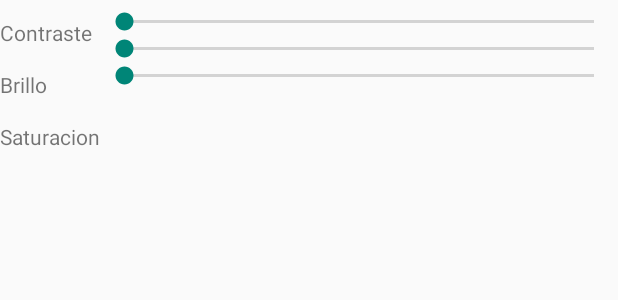
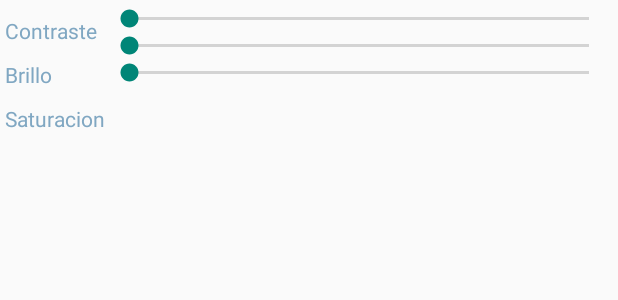
Before and after one commit to LegaultOs/IdiGram, an Android app: the layout ajustes.xml on its own in the app's theme, with its tools: preview values and no code run, on a phone screen of 412 x 824 dp. Shown: the top 300 px of the screen. Run offline under Robolectric (Android 15) with nearby library versions, the phone set to English and light mode, and no system bars.

Commit message:
Pestañas mas grandes, padding en settings, cambiado el color de los textos

```diff
--- a/app/build.gradle
+++ b/app/build.gradle
@@ -8,8 +8,8 @@ android {
         applicationId "com.legaultOs.idigram"
         minSdkVersion 18
         targetSdkVersion 18
-        versionCode 3
-        versionName "1.2"
+        versionCode 4
+        versionName "1.3"
     }
     buildTypes {
         release {
--- a/app/src/main/java/com/legaultOs/idigram/MainActivity.java
+++ b/app/src/main/java/com/legaultOs/idigram/MainActivity.java
@@ -1,4 +1,8 @@
 package com.legaultOs.idigram;
+
+/**
+ * Created by Legault on 20/04/2015.
+ */
 
 import android.app.AlertDialog;
 import android.app.ProgressDialog;
--- a/app/src/main/res/layout/activity_main.xml
+++ b/app/src/main/res/layout/activity_main.xml
@@ -72,7 +72,7 @@
                 <TextView
                     android:id="@+id/tab1"
                     android:layout_width="match_parent"
-                    android:layout_height="wrap_content"
+                    android:layout_height="25dp"
                     android:layout_alignParentLeft="true"
                     android:layout_weight="0.33"
                     android:background="@drawable/forma2"
@@ -91,7 +91,7 @@
                 <TextView
                     android:id="@+id/tab2"
                     android:layout_width="match_parent"
-                    android:layout_height="wrap_content"
+                    android:layout_height="25dp"
                     android:layout_alignParentLeft="true"
                     android:layout_weight="0.33"
                     android:background="@drawable/forma2"
@@ -110,7 +110,7 @@
                 <TextView
                     android:id="@+id/tab3"
                     android:layout_width="match_parent"
-                    android:layout_height="wrap_content"
+                    android:layout_height="25dp"
                     android:layout_alignParentLeft="true"
                     android:layout_weight="0.33"
                     android:background="@drawable/forma2"
--- a/app/src/main/res/layout/ajustes.xml
+++ b/app/src/main/res/layout/ajustes.xml
@@ -3,7 +3,8 @@
     android:layout_width="match_parent"
     android:layout_height="match_parent"
     android:orientation="horizontal"
-    android:id="@+id/espacioajustes">
+    android:id="@+id/espacioajustes"
+    android:padding="3dp">
 <LinearLayout
     android:layout_width="wrap_content"
     android:layout_height="wrap_content"
@@ -11,18 +12,21 @@
     <TextView
         android:layout_width="wrap_content"
         android:layout_height="wrap_content"
-        android:layout_marginTop="12dp"
-        android:text="Contraste"/>
+        android:layout_marginTop="7dp"
+        android:text="Contraste"
+        android:textColor="#80A7C2"/>
     <TextView
         android:layout_width="wrap_content"
         android:layout_height="wrap_content"
-        android:layout_marginTop="15dp"
-        android:text="Brillo"/>
+        android:layout_marginTop="10dp"
+        android:text="Brillo"
+        android:textColor="#80A7C2"/>
     <TextView
         android:layout_width="wrap_content"
         android:layout_height="wrap_content"
-        android:layout_marginTop="15dp"
-        android:text="Saturacion"/>
+        android:layout_marginTop="10dp"
+        android:text="Saturacion"
+        android:textColor="#80A7C2"/>
 
 
 </LinearLayout>
@@ -32,7 +36,7 @@
         android:orientation="vertical">
         <SeekBar
             android:id="@+id/seekBar1"
-            android:layout_marginTop="5dp"
+
             android:layout_width="match_parent"
             android:layout_height="wrap_content"
             android:max="200"/>
--- a/app/src/main/res/layout/filtros.xml
+++ b/app/src/main/res/layout/filtros.xml
@@ -7,7 +7,7 @@
         android:id="@+id/espaciofiltros"
         android:layout_width="match_parent"
         android:layout_height="match_parent"
-        android:layout_marginTop="10dp"
+        android:layout_marginTop="5dp"
         android:orientation="horizontal" >
 
 
--- a/app/src/main/res/layout/settings.xml
+++ b/app/src/main/res/layout/settings.xml
@@ -1,14 +1,16 @@
 <?xml version="1.0" encoding="utf-8"?>
 <LinearLayout xmlns:android="http://schemas.android.com/apk/res/android"
     android:orientation="vertical" android:layout_width="match_parent"
-    android:layout_height="match_parent">
+    android:layout_height="match_parent"
+    android:padding="10dp">
 
     <TextView
         android:layout_width="wrap_content"
         android:layout_height="wrap_content"
         android:text="Tamaño máximo de la imagen"
         android:id="@+id/textView2"
-        android:textSize="20dp" />
+        android:textSize="20dp"
+        />
 
     <EditText
         android:layout_width="match_parent"
```
Also changed, not shown: app/src/main/res/layout/guardar.xml (+8 -5 lines).
